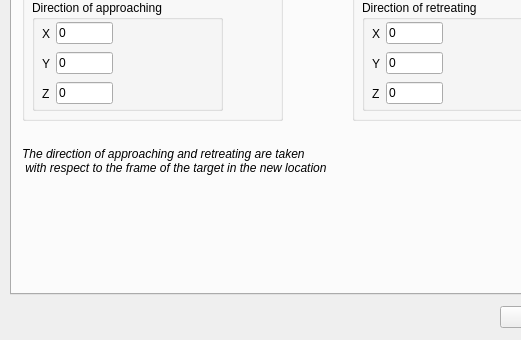
Old version of the form ui/prmstardialog.ui in the repository zohannn/motion_manager; both pictures show x 0 to 521 and y 106 to 446 of the 860 by 446 pixel window.
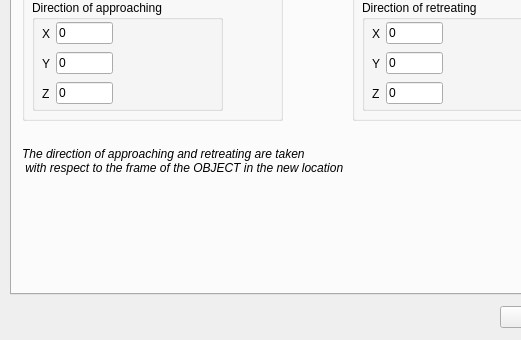
New version of the form. The open tabs and pages were chosen to show the change.

```diff
--- a/ui/prmstardialog.ui
+++ b/ui/prmstardialog.ui
@@ -741,7 +741,7 @@
      </property>
      <property name="text">
       <string>The direction of approaching and retreating are taken 
- with respect to the frame of the target in the new location</string>
+ with respect to the frame of the OBJECT in the new location</string>
      </property>
     </widget>
    </widget>
```
Left out of the diff: 4 changed lines with no effect on the pictures.
